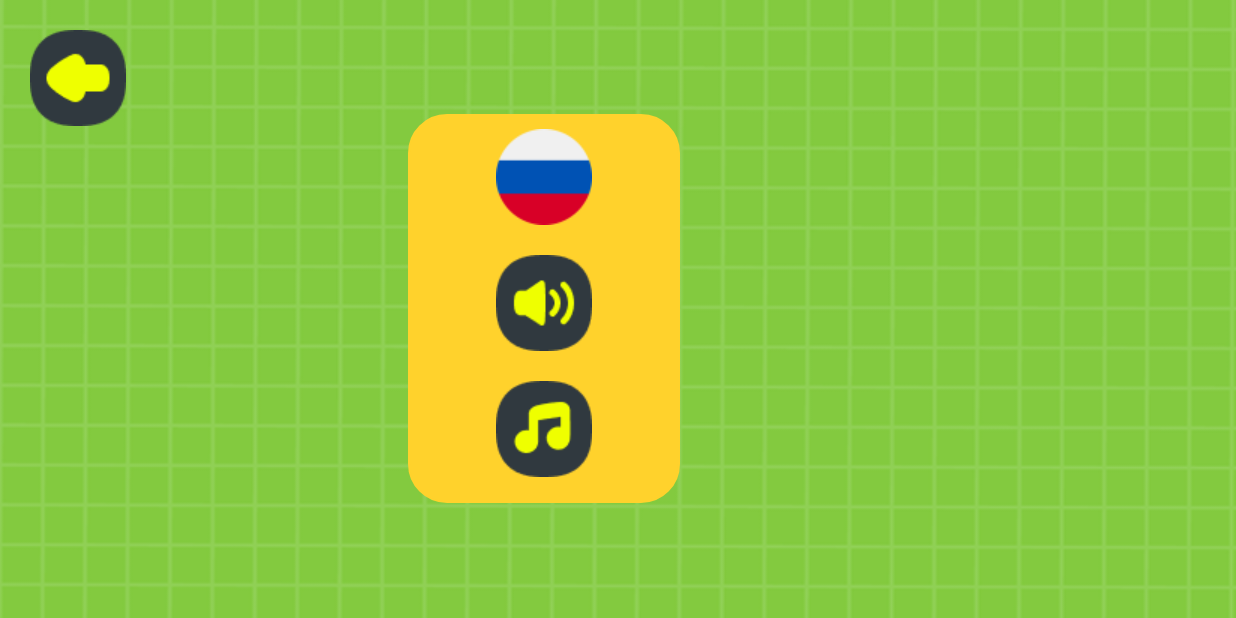
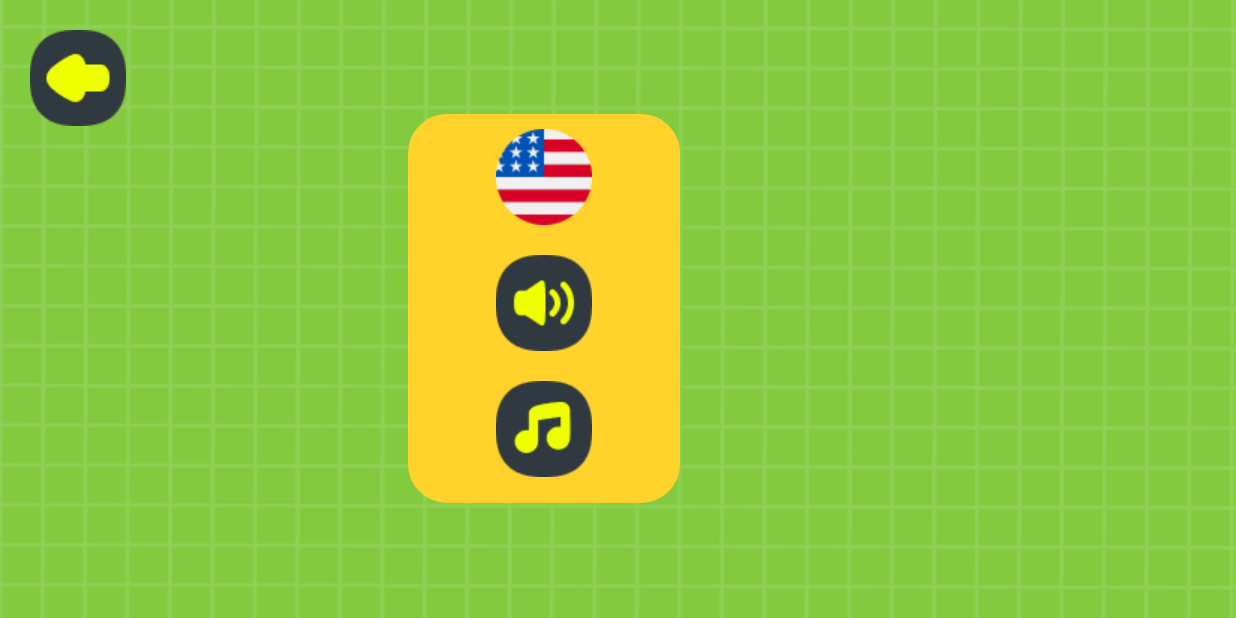
Before and after one commit to LoloziAnas/drunk-worm-android-game, an Android app: the SettingsActivity screen opened directly, with no data from a screen before it, on a phone screen of 824 x 412 dp (held sideways). Run offline under Robolectric (Android 15) with nearby library versions, the phone set to English and light mode, and no system bars.

Commit message:
finishing easy fontionalities & starting implemting GameActivity

```diff
--- a/app/src/main/java/com/dunkworm21game/dunkworm/SettingsActivity.java
+++ b/app/src/main/java/com/dunkworm21game/dunkworm/SettingsActivity.java
@@ -1,14 +1,51 @@
 package com.dunkworm21game.dunkworm;
 
 import androidx.appcompat.app.AppCompatActivity;
+import androidx.appcompat.content.res.AppCompatResources;
+import androidx.core.content.res.ResourcesCompat;
 
+import android.annotation.SuppressLint;
+import android.content.Intent;
+import android.graphics.Bitmap;
+import android.graphics.drawable.BitmapDrawable;
 import android.os.Bundle;
+import android.widget.ImageButton;
 
 public class SettingsActivity extends AppCompatActivity {
 
+    @SuppressLint("ClickableViewAccessibility")
     @Override
     protected void onCreate(Bundle savedInstanceState) {
         super.onCreate(savedInstanceState);
         setContentView(R.layout.activity_settings);
+
+        ImageButton imageButtonSound = findViewById(R.id.ib_sound);
+        imageButtonSound.setOnClickListener(v -> {
+
+            if (imageButtonSound.getTag().equals("0")){
+                //imageButtonSound.setImageDrawable(AppCompatResources.getDrawable(this,R.drawable.ic_no_sounds ));
+                imageButtonSound.setBackgroundResource(R.drawable.ic_no_sounds );
+                imageButtonSound.setTag("1");
+            }
+            if (imageButtonSound.getTag().equals("1")){
+                imageButtonSound.setBackgroundResource(R.drawable.ic_sound );
+
+                //imageButtonSound.setImageDrawable(AppCompatResources.getDrawable(this,R.drawable.ic_sound ));
+                imageButtonSound.setTag("0");
+            }
+
+
+        });
+
+        ImageButton imageButtonMusic = findViewById(R.id.ib_music);
+        imageButtonMusic.setOnClickListener(v -> {
+            imageButtonMusic.setImageDrawable(AppCompatResources.getDrawable(this, R.drawable.ic_no_music));
+        });
+        ImageButton imageButtonBack = findViewById(R.id.ib_back);
+        imageButtonBack.setOnClickListener(v -> {
+            Intent intent  = new Intent(SettingsActivity.this, MainActivity.class);
+            startActivity(intent);
+        });
     }
+
 }
--- /dev/null
+++ b/app/src/main/res/drawable/bg_lang.xml
@@ -0,0 +1,8 @@
+<?xml version="1.0" encoding="utf-8"?>
+<selector xmlns:android="http://schemas.android.com/apk/res/android">
+    <item android:state_pressed="true"
+        android:drawable="@drawable/ic_russa_logo" /> <!-- pressed -->
+    <item android:state_focused="true"
+        android:drawable="@drawable/ic_china_logo" /> <!-- focused -->
+    <item android:drawable="@drawable/ic_usa_logo" /> <!-- default -->
+</selector>
--- a/app/src/main/res/layout/activity_main.xml
+++ b/app/src/main/res/layout/activity_main.xml
@@ -40,13 +40,13 @@
         android:orientation="horizontal">
 
         <ImageButton
-            android:id="@+id/ib_pause"
+            android:id="@+id/ib_start"
             android:layout_width="wrap_content"
             android:layout_height="wrap_content"
             android:layout_margin="30dp"
             android:background="@null"
             android:contentDescription="@string/app_name"
-            android:src="@drawable/ic_pause" />
+            android:src="@drawable/ic_start" />
 
         <LinearLayout
             android:layout_width="wrap_content"
@@ -69,7 +69,6 @@
                 android:layout_width="wrap_content"
                 android:layout_height="wrap_content"
                 android:layout_marginBottom="30dp"
-
                 android:background="@null"
                 android:contentDescription="@string/app_name"
                 android:src="@drawable/ic_settings" />
--- a/app/src/main/res/layout/activity_review.xml
+++ b/app/src/main/res/layout/activity_review.xml
@@ -35,11 +35,10 @@
             android:textSize="30sp" />
 
         <EditText
-            android:id="@+id/ib_reply"
+            android:id="@+id/edt_feedback"
             android:layout_width="331dp"
             android:layout_height="57dp"
             android:layout_marginBottom="20dp"
-            android:autofillHints=""
             android:background="@drawable/bg_edit_text"
             android:fontFamily="@font/showcard_gothic"
             android:textColor="@color/purple_700"
--- a/app/src/main/res/layout/activity_settings.xml
+++ b/app/src/main/res/layout/activity_settings.xml
@@ -32,19 +32,20 @@
             android:layout_marginBottom="20dp"
             android:background="@null"
             android:contentDescription="@string/app_name"
-            android:src="@drawable/ic_russa_logo" />
+            android:src="@drawable/bg_lang" />
 
         <ImageButton
-            android:id="@+id/ib_reply"
+            android:id="@+id/ib_sound"
             android:layout_width="wrap_content"
             android:layout_height="wrap_content"
             android:layout_marginBottom="20dp"
-            android:background="@null"
+            android:background="@drawable/ic_sound"
+            android:tag="0"
             android:contentDescription="@string/app_name"
-            android:src="@drawable/ic_sons" />
+             />
 
         <ImageButton
-            android:id="@+id/ib_share"
+            android:id="@+id/ib_music"
             android:layout_width="wrap_content"
             android:layout_height="wrap_content"
             android:background="@null"
```
Also changed, not shown: app/src/main/java/com/dunkworm21game/dunkworm/GameActivity.java (added, +7 -0 lines), app/src/main/java/com/dunkworm21game/dunkworm/MainActivity.java (+23 -6 lines), app/src/main/java/com/dunkworm21game/dunkworm/ReviewActivity.java (+15 -0 lines), app/src/main/java/com/dunkworm21game/dunkworm/SnakeAnimView.java (added, +123 -0 lines), app/src/main/res/drawable-hdpi/head_sprite.png (added), app/src/main/res/drawable-mdpi/head_sprite.png (added), app/src/main/res/drawable-xhdpi/head_sprite.png (added), app/src/main/res/drawable-xxhdpi/head_sprite.png (added), app/src/main/res/drawable-xxxhdpi/head_sprite.png (added), app/src/main/res/drawable/ic_china_logo.png (added), app/src/main/res/drawable/ic_no_music.png (added), app/src/main/res/drawable/ic_no_sounds.png (added), app/src/main/res/drawable/ic_sound.png (renamed from app/src/main/res/drawable/ic_sons.png), app/src/main/res/drawable/ic_start.png (renamed from app/src/main/res/drawable/ic_pause.png), 1 more files.
